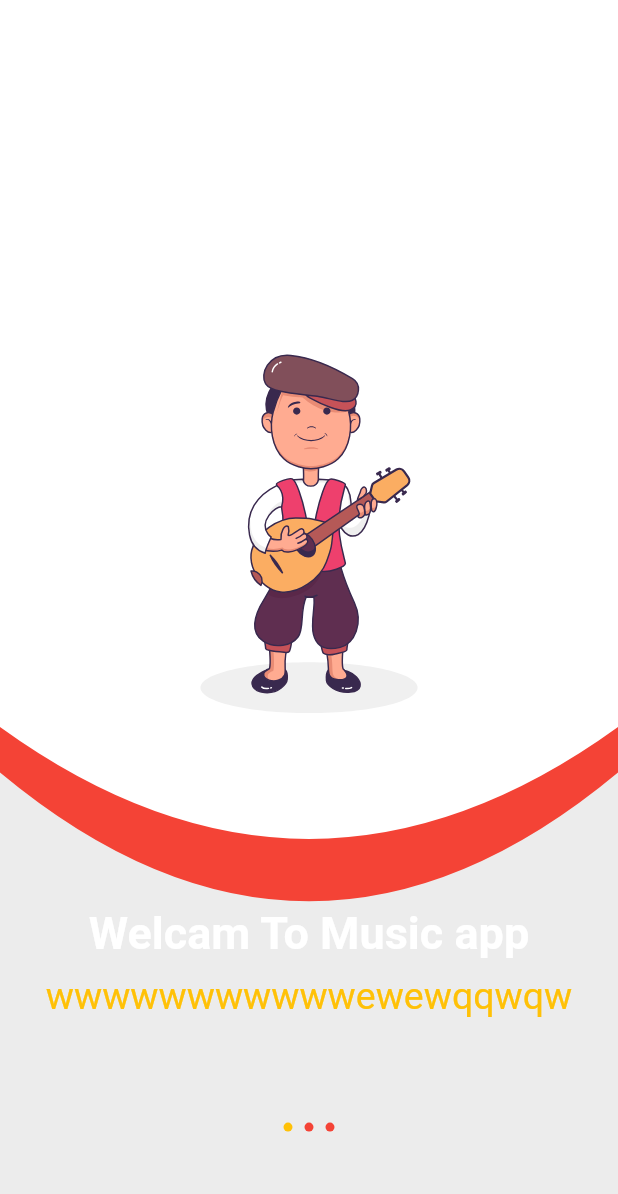
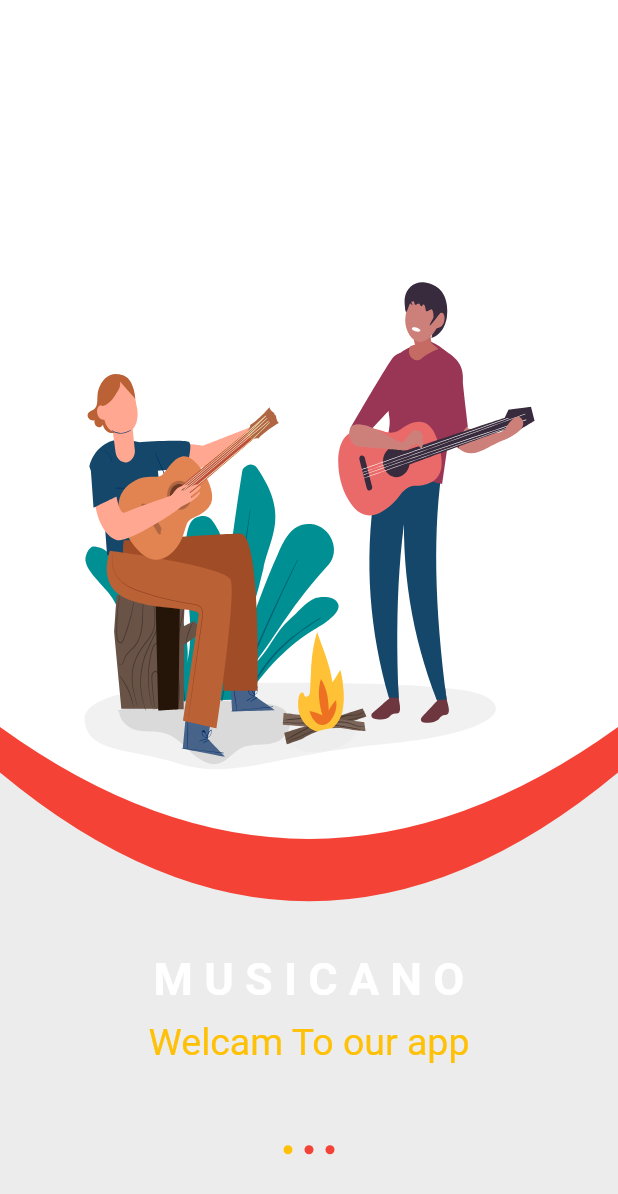
Before and after one commit to FIRASZAYTON/music-App, a Flutter app: the screen it shows after launch, on a phone screen of 412 x 824 dp. Shown: the top 1194 px of the screen. Run offline on Flutter 3.47's test engine with Material 2 defaults, Android fonts, the phone set to English and light mode, and no system bars; our stand-ins replace audio_video_progress_bar, font_awesome_flutter, just_audio, lottie, on_audio_query, rxdart and 1 more.

Commit message:
final-virsion-app

```diff
--- a/lib/feature/view/screen/page_view.dart
+++ b/lib/feature/view/screen/page_view.dart
@@ -32,9 +32,7 @@ class _PageViewScreenState extends State<PageViewScreen> {
     var tabIndex = InboardingModel.tab;
     var screenSize = MediaQuery.of(context).size;
     return Scaffold(
-      floatingActionButton: ChangeNotifierProvider(
-        create: (context) => ViewModel(),
-        child: Opacity(
+      floatingActionButton: Opacity(
           alwaysIncludeSemantics: true,
           opacity: isCurrentIndex == 2 ? 1 : 0,
           child: Container(
@@ -43,18 +41,15 @@ class _PageViewScreenState extends State<PageViewScreen> {
             decoration: BoxDecoration(
                 color: Colors.amber,
                 borderRadius: BorderRadiusDirectional.circular(12)),
-              child: Consumer<ViewModel>(
-                builder: (context, value, child) => IconButton(
+            child: IconButton(
               onPressed: () async {
-                    value.setDataInSharedPrefrences();
+                context.read<ViewModel>().setDataInSharedPrefrences();
                 context.read<ViewModel>().requestStoragePermission(context);
               },
               icon: Icon(Icons.start_sharp),
               color: Colors.black87,
             ),
           )),
-        ),
-      ),
       backgroundColor: Colors.grey.withOpacity(0.2),
       body: Stack(children: [
         CustomPaint(
@@ -85,6 +80,9 @@ class _PageViewScreenState extends State<PageViewScreen> {
                               fit: BoxFit.fill,
                               width: 350,
                               height: 350,
+                            ),
+                            SizedBox(
+                              height: 10,
                             ),
                             Column(
                               children: [
--- a/lib/feature/view/screen/splash_screen.dart
+++ b/lib/feature/view/screen/splash_screen.dart
@@ -75,7 +75,7 @@ class _SplashScreenState extends State<SplashScreen>
               // Text("welcam"),
               AnimatedOpacity(
                 child: Text(
-                  "Music App",
+                  "Musicano App",
                   style: TextStyle(
                       color: Colors.grey.shade800,
                       fontSize: 25,
--- a/lib/feature/view/widget/onboarding_widget.dart
+++ b/lib/feature/view/widget/onboarding_widget.dart
@@ -10,18 +10,18 @@ class InboardingModel {
   });
   static List<InboardingModel> tab = [
     InboardingModel(
-      title: "Welcam To Music app",
-      subTitle: "wwwwwwwwwwwewewqqwqw",
-      lottieFile: 'images/image1.json',
+      title: "M U S I C A N O",
+      subTitle: "Welcam To our app",
+      lottieFile: 'images/image5.json',
     ),
     InboardingModel(
-      title: "title",
-      subTitle: "subTitle",
+      title: "M U S I C A N O",
+      subTitle: "Enjoy listening to music",
       lottieFile: 'images/image2.json',
     ),
     InboardingModel(
-      title: "title",
-      subTitle: "subTitle",
+      title: "M U S I C A N O",
+      subTitle: "Take comfort with us",
       lottieFile: 'images/image3.json',
     ),
   ];
--- a/pubspec.yaml
+++ b/pubspec.yaml
@@ -52,6 +52,11 @@ dependencies:
 dev_dependencies:
   flutter_test:
     sdk: flutter
+  flutter_launcher_icons:
+flutter_icons:
+  android: true
+  image_path: "images/music_app.jpg"
+  min_sdk_android: 21
 
   # The "flutter_lints" package below contains a set of recommended lints to
   # encourage good coding practices. The lint set provided by the package is
```
Also changed, not shown: lib/feature/view/screen/playList_screen.dart (+15 -11 lines), images/image_icon.jpg (added), images/music_app.jpg (added), pubspec.lock, 27 other files. Lines whose indentation alone changed are shown as unchanged.
